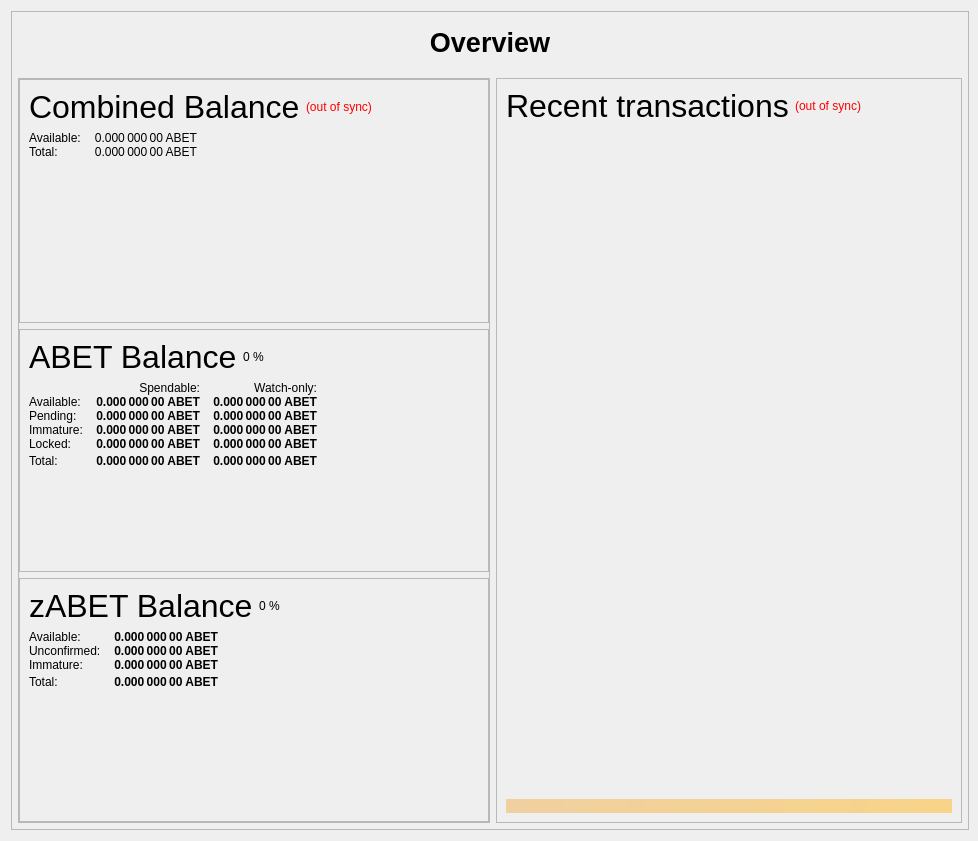
Test-Coin/TestCoin, file src/qt/forms/overviewpage.ui: the form before one commit.
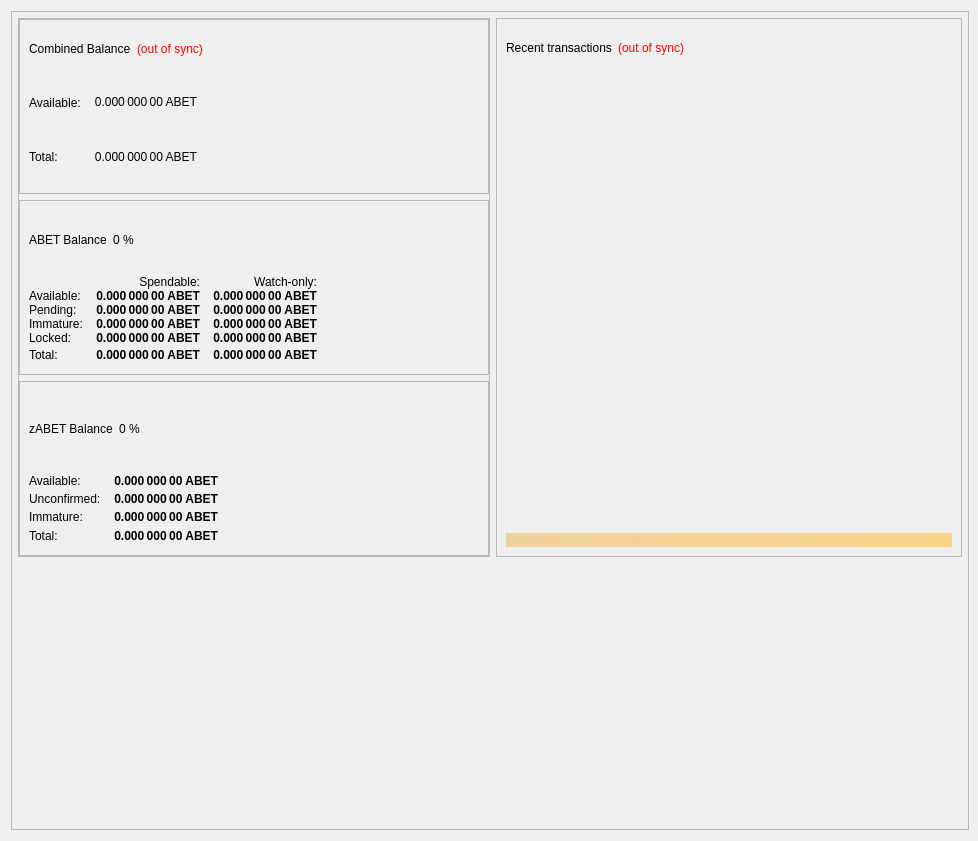
The form after the commit.

```diff
--- a/src/qt/forms/overviewpage.ui
+++ b/src/qt/forms/overviewpage.ui
@@ -43,7 +43,7 @@
      <property name="frameShadow">
       <enum>QFrame::Raised</enum>
      </property>
-     <layout class="QVBoxLayout" name="verticalLayout_3" stretch="0">
+     <layout class="QVBoxLayout" name="verticalLayout_3" stretch="0,0">
       <property name="leftMargin">
        <number>0</number>
       </property>
@@ -72,7 +72,7 @@
         </property>
         <item>
          <widget class="QFrame" name="frame_Header">
-          <layout class="QVBoxLayout" name="verticalLayout_Header" stretch="0">
+          <layout class="QVBoxLayout" name="verticalLayout_Header">
            <property name="leftMargin">
             <number>0</number>
            </property>
@@ -85,42 +85,6 @@
            <property name="bottomMargin">
             <number>0</number>
            </property>
-           <item>
-            <layout class="QHBoxLayout" name="horizontalLayout_Header" stretch="1">
-             <property name="spacing">
-              <number>6</number>
-             </property>
-             <item>
-              <widget class="QLabel" name="labelOverviewHeaderLeft">
-               <property name="minimumSize">
-                <size>
-                 <width>464</width>
-                 <height>60</height>
-                </size>
-               </property>
-               <property name="maximumSize">
-                <size>
-                 <width>16777215</width>
-                 <height>60</height>
-                </size>
-               </property>
-               <property name="font">
-                <font>
-                 <pointsize>20</pointsize>
-                 <weight>75</weight>
-                 <bold>true</bold>
-                </font>
-               </property>
-               <property name="text">
-                <string>Overview</string>
-               </property>
-               <property name="alignment">
-                <set>Qt::AlignCenter</set>
-               </property>
-              </widget>
-             </item>
-            </layout>
-           </item>
           </layout>
          </widget>
         </item>
@@ -204,9 +168,14 @@
                            <height>20</height>
                           </size>
                          </property>
+                         <property name="maximumSize">
+                          <size>
+                           <width>16777215</width>
+                           <height>40</height>
+                          </size>
+                         </property>
                          <property name="font">
                           <font>
-                           <pointsize>24</pointsize>
                            <weight>50</weight>
                            <bold>false</bold>
                           </font>
@@ -221,6 +190,12 @@
                        </item>
                        <item>
                         <widget class="QLabel" name="labelWalletStatus">
+                         <property name="maximumSize">
+                          <size>
+                           <width>16777215</width>
+                           <height>40</height>
+                          </size>
+                         </property>
                          <property name="cursor">
                           <cursorShape>WhatsThisCursor</cursorShape>
                          </property>
@@ -340,19 +315,6 @@
                        </item>
                       </layout>
                      </item>
-                     <item>
-                      <spacer name="verticalSpacer_1">
-                       <property name="orientation">
-                        <enum>Qt::Vertical</enum>
-                       </property>
-                       <property name="sizeHint" stdset="0">
-                        <size>
-                         <width>20</width>
-                         <height>40</height>
-                        </size>
-                       </property>
-                      </spacer>
-                     </item>
                     </layout>
                    </widget>
                   </item>
@@ -377,7 +339,6 @@
                          </property>
                          <property name="font">
                           <font>
-                           <pointsize>24</pointsize>
                            <weight>50</weight>
                            <bold>false</bold>
                           </font>
@@ -743,19 +704,6 @@
                        </item>
                       </layout>
                      </item>
-                     <item>
-                      <spacer name="verticalSpacer_3">
-                       <property name="orientation">
-                        <enum>Qt::Vertical</enum>
-                       </property>
-                       <property name="sizeHint" stdset="0">
-                        <size>
-                         <width>20</width>
-                         <height>40</height>
-                        </size>
-                       </property>
-                      </spacer>
-                     </item>
                     </layout>
                    </widget>
                   </item>
@@ -780,7 +728,6 @@
                          </property>
                          <property name="font">
                           <font>
-                           <pointsize>24</pointsize>
                            <weight>50</weight>
                            <bold>false</bold>
                           </font>
@@ -963,19 +910,6 @@
                        </item>
                       </layout>
                      </item>
-                     <item>
-                      <spacer name="verticalSpacer_4">
-                       <property name="orientation">
-                        <enum>Qt::Vertical</enum>
-                       </property>
-                       <property name="sizeHint" stdset="0">
-                        <size>
-                         <width>20</width>
-                         <height>40</height>
-                        </size>
-                       </property>
-                      </spacer>
-                     </item>
                     </layout>
                    </widget>
                   </item>
@@ -994,13 +928,19 @@
                    <height>0</height>
                   </size>
                  </property>
+                 <property name="maximumSize">
+                  <size>
+                   <width>550</width>
+                   <height>16777215</height>
+                  </size>
+                 </property>
                  <property name="frameShape">
                   <enum>QFrame::StyledPanel</enum>
                  </property>
                  <property name="frameShadow">
                   <enum>QFrame::Raised</enum>
                  </property>
-                 <layout class="QVBoxLayout" name="verticalLayout_1" stretch="0,0,0,0">
+                 <layout class="QVBoxLayout" name="verticalLayout_1" stretch="0,0,0">
                   <item>
                    <layout class="QHBoxLayout" name="horizontalLayout_2">
                     <item>
@@ -1008,12 +948,11 @@
                       <property name="minimumSize">
                        <size>
                         <width>0</width>
-                        <height>20</height>
+                        <height>40</height>
                        </size>
                       </property>
                       <property name="font">
                        <font>
-                        <pointsize>24</pointsize>
                         <weight>50</weight>
                         <bold>false</bold>
                        </font>
@@ -1082,22 +1021,6 @@
                     </property>
                    </widget>
                   </item>
-                  <item>
-                   <spacer name="verticalSpacer_2">
-                    <property name="orientation">
-                     <enum>Qt::Vertical</enum>
-                    </property>
-                    <property name="sizeType">
-                     <enum>QSizePolicy::Expanding</enum>
-                    </property>
-                    <property name="sizeHint" stdset="0">
-                     <size>
-                      <width>20</width>
-                      <height>40</height>
-                     </size>
-                    </property>
-                   </spacer>
-                  </item>
                   <item>
                    <widget class="QLabel" name="labelAlerts">
                     <property name="maximumSize">
@@ -1132,6 +1055,28 @@
         </item>
        </layout>
       </item>
+      <item>
+       <widget class="QLabel" name="exchangeFrame">
+        <property name="minimumSize">
+         <size>
+          <width>0</width>
+          <height>260</height>
+         </size>
+        </property>
+        <property name="maximumSize">
+         <size>
+          <width>16777215</width>
+          <height>260</height>
+         </size>
+        </property>
+        <property name="text">
+         <string/>
+        </property>
+        <property name="alignment">
+         <set>Qt::AlignRight|Qt::AlignTrailing|Qt::AlignVCenter</set>
+        </property>
+       </widget>
+      </item>
      </layout>
     </widget>
    </item>
```
